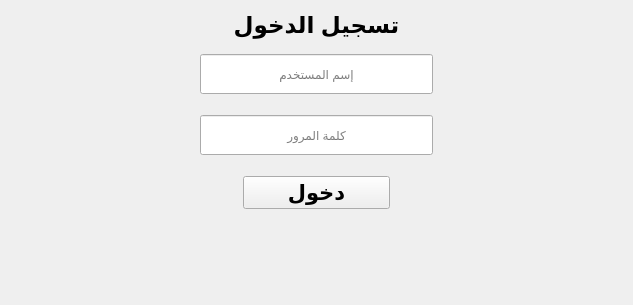
Old version of the form ui/login.ui in the repository YassineBaghdadi/Employees-manager.
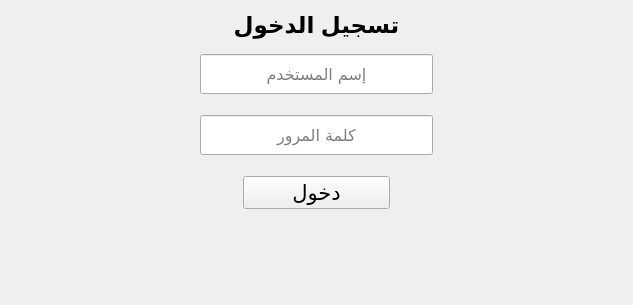
New version of the form.

```diff
--- a/ui/login.ui
+++ b/ui/login.ui
@@ -89,6 +89,12 @@
             <height>16777215</height>
            </size>
           </property>
+          <property name="font">
+           <font>
+            <family>Andalus</family>
+            <pointsize>12</pointsize>
+           </font>
+          </property>
           <property name="focusPolicy">
            <enum>Qt::StrongFocus</enum>
           </property>
@@ -132,6 +138,12 @@
             <height>16777215</height>
            </size>
           </property>
+          <property name="font">
+           <font>
+            <family>Andalus</family>
+            <pointsize>12</pointsize>
+           </font>
+          </property>
           <property name="echoMode">
            <enum>QLineEdit::Password</enum>
           </property>
@@ -171,9 +183,10 @@
           </property>
           <property name="font">
            <font>
+            <family>Andalus</family>
             <pointsize>16</pointsize>
-            <weight>75</weight>
-            <bold>true</bold>
+            <weight>50</weight>
+            <bold>false</bold>
            </font>
           </property>
           <property name="text">
```
